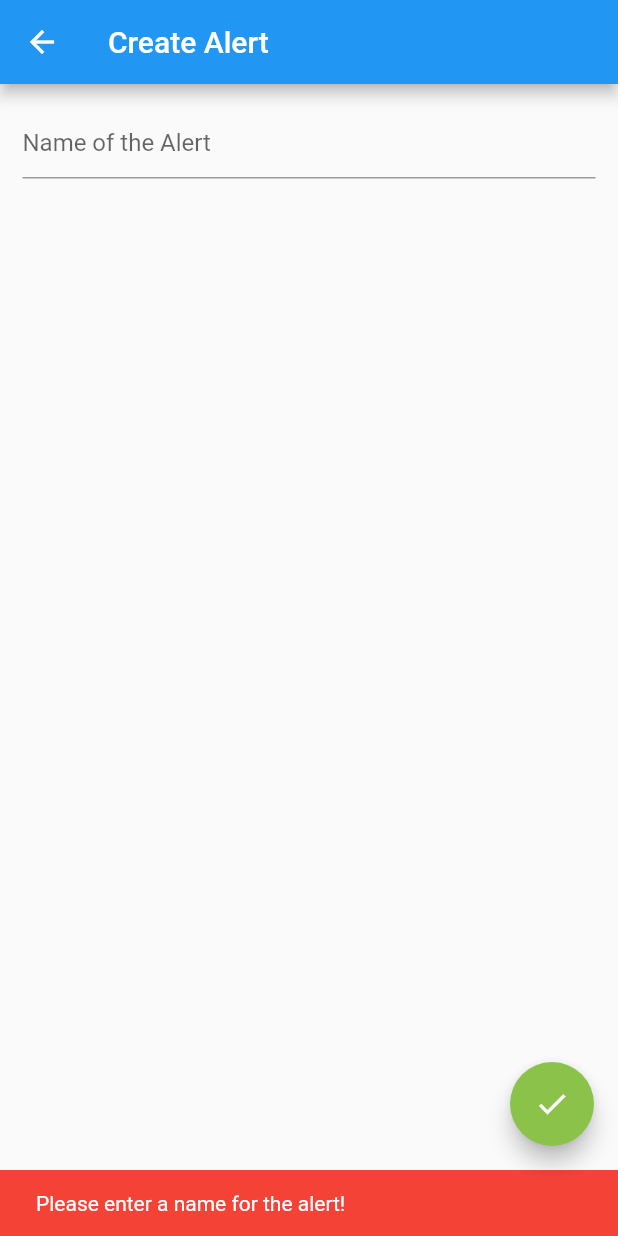
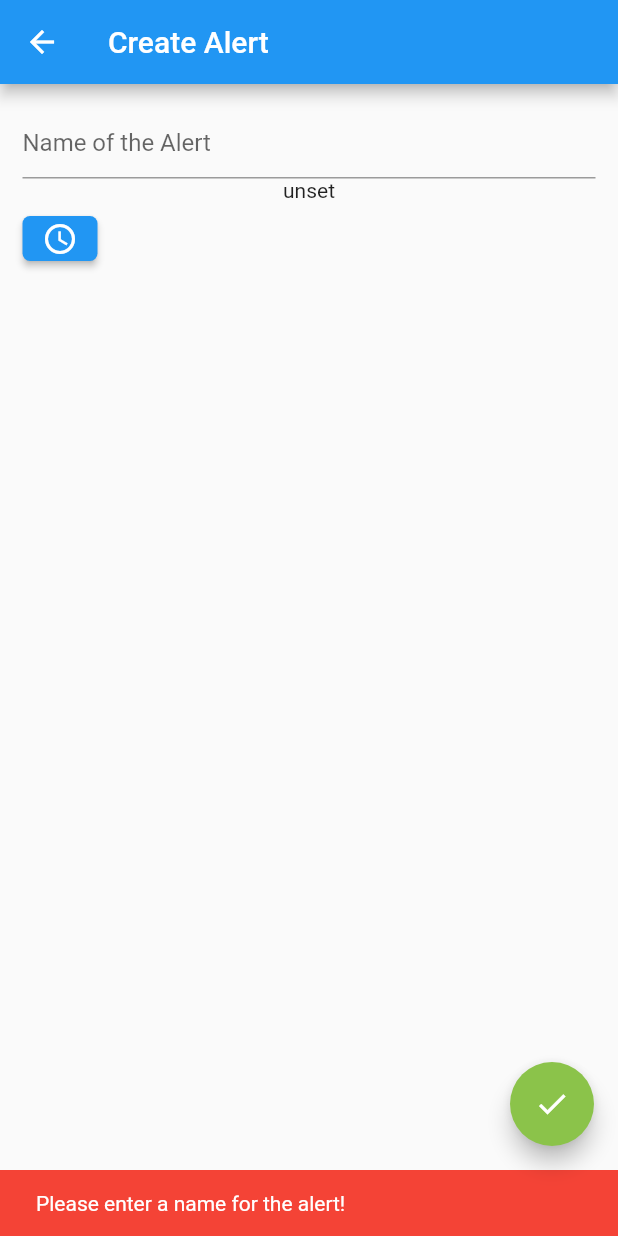
Before and after one commit to zekro-archive/exceptionalerts, a Flutter app: the CreateAlertPage screen opened directly, after a tap on the "check" icon, on a phone screen of 412 x 824 dp. Run offline on Flutter 3.47's test engine with Material 2 defaults, Android fonts, the phone set to English and light mode, and no system bars.

Commit message:
add date picker

```diff
--- /dev/null
+++ b/lib/components/picker_button.dart
@@ -0,0 +1,21 @@
+import 'package:flutter/material.dart';
+
+class PickerButton extends StatelessWidget {
+  PickerButton({@required this.child, this.onPressed});
+
+  final Widget child;
+  final Function onPressed;
+
+  @override
+  Widget build(BuildContext context) {
+    return RawMaterialButton(
+      child: child,
+      constraints: BoxConstraints(minWidth: 50, minHeight: 30),
+      fillColor: Colors.blue,
+      splashColor: Colors.lightBlue,
+      shape: RoundedRectangleBorder(
+          borderRadius: BorderRadius.all(Radius.circular(5))),
+      onPressed: onPressed,
+    );
+  }
+}
--- /dev/null
+++ b/lib/models/alert.dart
@@ -0,0 +1,8 @@
+import 'package:flutter/widgets.dart';
+
+class AlertModel {
+  AlertModel({@required this.name, @required this.time});
+
+  final String name;
+  final DateTime time;
+}
--- a/lib/routes/createalert.dart
+++ b/lib/routes/createalert.dart
@@ -1,3 +1,5 @@
+import 'package:exceptionalerts/components/picker_button.dart';
+import 'package:exceptionalerts/models/alert.dart';
 import 'package:flutter/cupertino.dart';
 import 'package:flutter/material.dart';
 
@@ -8,6 +10,7 @@ class CreateAlertPage extends StatefulWidget {
 
 class CreateAlertPageState extends State<CreateAlertPage> {
   final textAlertNameController = TextEditingController();
+  DateTime dateTime;
 
   void _showErrorSnackBar(BuildContext context, String content) {
     Scaffold.of(context).showSnackBar(SnackBar(
@@ -21,7 +24,12 @@ class CreateAlertPageState extends State<CreateAlertPage> {
       _showErrorSnackBar(context, "Please enter a name for the alert!");
       return;
     }
-    Navigator.pop(context, textAlertNameController.text);
+    Navigator.pop(
+        context,
+        AlertModel(
+          name: textAlertNameController.text,
+          time: null,
+        ));
   }
 
   @override
@@ -36,6 +44,40 @@ class CreateAlertPageState extends State<CreateAlertPage> {
                 decoration: InputDecoration(hintText: "Name of the Alert"),
                 controller: textAlertNameController,
               ),
+              Text(
+                dateTime != null ? dateTime.toIso8601String() : 'unset',
+                textAlign: TextAlign.left,
+              ),
+              Row(
+                children: <Widget>[
+                  PickerButton(
+                    child: Icon(
+                      Icons.access_time,
+                      color: Colors.white,
+                    ),
+                    onPressed: () {
+                      final now = DateTime.now();
+                      var date = showDatePicker(
+                          context: context,
+                          initialDate: now,
+                          firstDate: now,
+                          lastDate: DateTime(2999),
+                          builder: (BuildContext context, Widget child) {
+                            return Theme(
+                              data: ThemeData.light(),
+                              child: child,
+                            );
+                          });
+
+                      date.then((v) {
+                        setState(() {
+                          dateTime = v;
+                        });
+                      });
+                    },
+                  )
+                ],
+              )
             ],
           ),
         ),
--- a/lib/routes/home.dart
+++ b/lib/routes/home.dart
@@ -35,7 +35,6 @@ class MyHomePageState extends State<MyHomePage> {
         onPressed: () => this.navigateToNewAlertPage(context),
         tooltip: 'Increment',
         child: Icon(Icons.add),
-        // backgroundColor: Color.fromARGB(256, 3, 41, 42),
       ),
     );
   }
```
